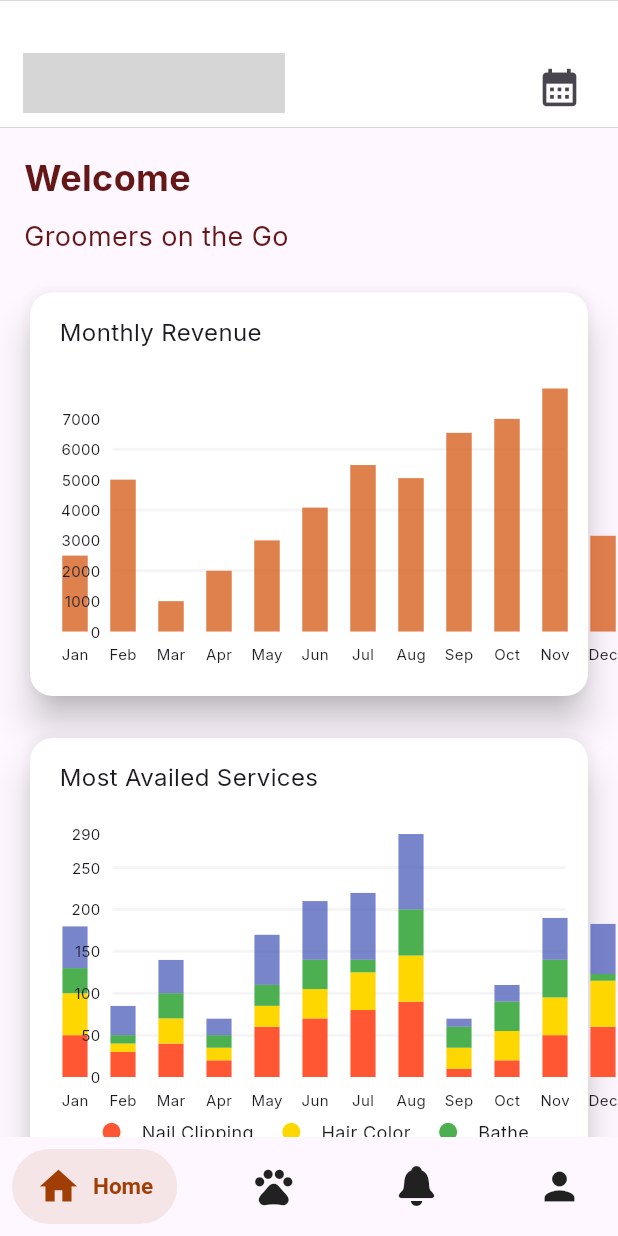
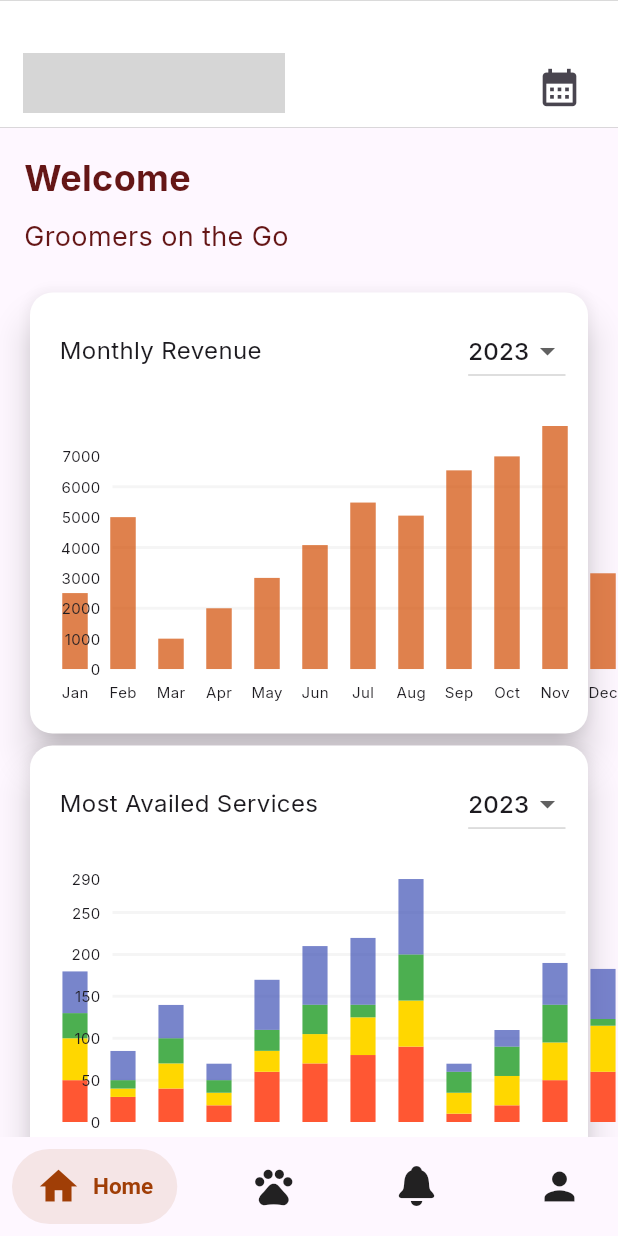
Before and after one commit to Pamfurred-Service-Provider/pamfurred_service_provider, a Flutter app: the screen it shows after launch, on a phone screen of 412 x 824 dp. Run offline on Flutter 3.47's test engine with Material 3 defaults, Android fonts, the phone set to English and light mode, and no system bars; drawn by our look-alikes of fl_chart, salomon_bottom_bar; our stand-ins replace badges, email_validator, google_fonts, image_picker, intl_phone_field, table_calendar; grey boxes are pictures that could not be loaded.

Commit message:
year dropdow - added component for year drop down. This will be found in the card for every charts (top right). annual_appointment - disabled line touch and fixed month labels home_screen - imported year drop down and fixed card routing specifically the tab bars

```diff
--- a/lib/components/annual_appointments_chart.dart
+++ b/lib/components/annual_appointments_chart.dart
@@ -51,13 +51,14 @@ class AnnualAppointmentsChartState extends State<AnnualAppointmentsChart> {
         padding: const EdgeInsets.only(top: 16),
         child: LineChart(
           LineChartData(
-            lineTouchData: const LineTouchData(enabled: true),
+            lineTouchData: const LineTouchData(enabled: false),
             titlesData: FlTitlesData(
               show: true,
               bottomTitles: AxisTitles(
                 sideTitles: SideTitles(
                     showTitles: true,
-                    reservedSize: 28,
+                    reservedSize: 40,
+                    interval: 1,
                     getTitlesWidget: _bottomTitles),
               ),
               leftTitles: AxisTitles(
--- /dev/null
+++ b/lib/components/year_dropdown.dart
@@ -0,0 +1,46 @@
+import 'package:flutter/material.dart';
+
+class YearDropdown extends StatefulWidget {
+  final List<int> years;
+  final int initialYear;
+  final Function(int) onYearChanged;
+
+  const YearDropdown({
+    super.key,
+    required this.years,
+    required this.initialYear,
+    required this.onYearChanged,
+  });
+
+  @override
+  YearDropdownState createState() => YearDropdownState();
+}
+
+class YearDropdownState extends State<YearDropdown> {
+  late int selectedYear;
+
+  @override
+  void initState() {
+    super.initState();
+    selectedYear = widget.initialYear;
+  }
+
+  @override
+  Widget build(BuildContext context) {
+    return DropdownButton<int>(
+      value: selectedYear,
+      items: widget.years.map((int year) {
+        return DropdownMenuItem<int>(
+          value: year,
+          child: Text(year.toString()),
+        );
+      }).toList(),
+      onChanged: (int? newYear) {
+        setState(() {
+          selectedYear = newYear!;
+          widget.onYearChanged(selectedYear);
+        });
+      },
+    );
+  }
+}
--- a/lib/screens/home_screen.dart
+++ b/lib/screens/home_screen.dart
@@ -8,11 +8,12 @@ import 'package:service_provider/components/satisfaction_rating_chart.dart';
 import 'package:service_provider/screens/appointments.dart';
 import 'package:service_provider/screens/feedbacks.dart';
 import 'package:service_provider/screens/services.dart';
+import 'package:service_provider/components/year_dropdown.dart';
 
 final List<int> years = [2023, 2024];
 
 class HomeScreen extends StatefulWidget {
-  const HomeScreen({super.key});
+  const HomeScreen({super.key, required Null Function() onCardTap});
 
   @override
   State<HomeScreen> createState() => HomeScreenState();
@@ -20,7 +21,6 @@ class HomeScreen extends StatefulWidget {
 
 class HomeScreenState extends State<HomeScreen> {
   int selectedYear = years.first;
-
   // Static Data
   final List<String> store = [
     'Paws and Claws Pet Station',
@@ -98,6 +98,14 @@ class HomeScreenState extends State<HomeScreen> {
     'Feedback'
   ];
   void navigateToScreen(String title) {
+    if (title == 'Services' || title == 'Packages') {
+      Navigator.push(
+        context,
+        MaterialPageRoute(builder: (context) => const ServicesScreen()),
+      );
+      return; // Prevents further navigation to AppointmentsScreen
+    }
+
     int initialTabIndex = 0;
 
     if (title == 'Appointments Today') {
@@ -106,12 +114,6 @@ class HomeScreenState extends State<HomeScreen> {
       initialTabIndex = 1; // "Upcoming" tab
     } else if (title == 'Cancelled Appointments') {
       initialTabIndex = 4; // "Cancelled" tab
-    } else if (title == 'Services' || title == 'Packages') {
-      Navigator.push(
-        context,
-        MaterialPageRoute(builder: (context) => const ServicesScreen()),
-      );
-      return; // Prevents further navigation to AppointmentsScreen
     } else if (title == 'Feedback') {
       Navigator.push(
         context,
@@ -138,6 +140,11 @@ class HomeScreenState extends State<HomeScreen> {
     1,
     4
   ]; //static data for notification
+  void updateDataForYear(int year) {
+    setState(() {
+      selectedYear = year;
+    });
+  }
 
   @override
   Widget build(BuildContext context) {
@@ -183,12 +190,22 @@ class HomeScreenState extends State<HomeScreen> {
               child: Column(
                 crossAxisAlignment: CrossAxisAlignment.start,
                 children: [
+                  Row(
+                    mainAxisAlignment: MainAxisAlignment.spaceBetween,
+                    children: [
                       const Text(
                         ' Monthly Revenue',
                         style: TextStyle(
                           fontSize: 16,
                           fontWeight: FontWeight.normal,
                         ),
+                      ),
+                      YearDropdown(
+                        years: years,
+                        initialYear: selectedYear,
+                        onYearChanged: updateDataForYear,
+                      ),
+                    ],
                   ),
                   const SizedBox(height: 10),
                   RevenueChart(
@@ -200,7 +217,6 @@ class HomeScreenState extends State<HomeScreen> {
               ),
             ),
           ),
-          const SizedBox(height: 20),
           Card(
             color: Colors.white,
             elevation: 10,
@@ -212,12 +228,22 @@ class HomeScreenState extends State<HomeScreen> {
               child: Column(
                 crossAxisAlignment: CrossAxisAlignment.start,
                 children: [
+                  Row(
+                    mainAxisAlignment: MainAxisAlignment.spaceBetween,
+                    children: [
                       const Text(
                         ' Most Availed Services',
                         style: TextStyle(
                           fontSize: 16,
                           fontWeight: FontWeight.normal,
                         ),
+                      ),
+                      YearDropdown(
+                        years: years,
+                        initialYear: selectedYear,
+                        onYearChanged: updateDataForYear,
+                      ),
+                    ],
                   ),
                   const SizedBox(height: 10),
                   MostAvailedChart(
@@ -228,7 +254,6 @@ class HomeScreenState extends State<HomeScreen> {
               ),
             ),
           ),
-          const SizedBox(height: 20),
           Card(
             color: Colors.white,
             elevation: 10,
@@ -240,12 +265,22 @@ class HomeScreenState extends State<HomeScreen> {
               child: Column(
                 crossAxisAlignment: CrossAxisAlignment.start,
                 children: [
+                  Row(
+                    mainAxisAlignment: MainAxisAlignment.spaceBetween,
+                    children: [
                       const Text(
                         ' Annual Appointments',
                         style: TextStyle(
                           fontSize: 16,
                           fontWeight: FontWeight.normal,
                         ),
+                      ),
+                      YearDropdown(
+                        years: years,
+                        initialYear: selectedYear,
+                        onYearChanged: updateDataForYear,
+                      ),
+                    ],
                   ),
                   const SizedBox(height: 10),
                   AnnualAppointmentsChart(
@@ -257,7 +292,6 @@ class HomeScreenState extends State<HomeScreen> {
               ),
             ),
           ),
-          const SizedBox(height: 20),
           Card(
             color: Colors.white,
             elevation: 10,
@@ -269,12 +303,22 @@ class HomeScreenState extends State<HomeScreen> {
               child: Column(
                 crossAxisAlignment: CrossAxisAlignment.start,
                 children: [
+                  Row(
+                    mainAxisAlignment: MainAxisAlignment.spaceBetween,
+                    children: [
                       const Text(
                         'Satisfaction Rating',
                         style: TextStyle(
                           fontSize: 16,
                           fontWeight: FontWeight.normal,
                         ),
+                      ),
+                      YearDropdown(
+                        years: years,
+                        initialYear: selectedYear,
+                        onYearChanged: updateDataForYear,
+                      ),
+                    ],
                   ),
                   const SizedBox(height: 10),
                   SatisfactionRatingChart(
@@ -284,13 +328,13 @@ class HomeScreenState extends State<HomeScreen> {
               ),
             ),
           ),
-          const SizedBox(height: 20),
+          const SizedBox(height: 5),
           GridView.builder(
             gridDelegate: const SliverGridDelegateWithFixedCrossAxisCount(
               crossAxisCount: 2,
               childAspectRatio: 1.0,
-              crossAxisSpacing: 16.0,
-              mainAxisSpacing: 16,
+              crossAxisSpacing: 5.0,
+              mainAxisSpacing: 5,
             ),
             itemCount: 6,
             shrinkWrap: true,
--- a/lib/screens/main_screen.dart
+++ b/lib/screens/main_screen.dart
@@ -16,12 +16,22 @@ class MainScreenState extends State<MainScreen> {
   int currentIndex = 0;
   final PageController _pageController = PageController();
 
-  final List<Widget> _screens = [
-    const HomeScreen(),
-    const ServicesScreen(),
-    const NotificationScreen(),
-    const ProfileScreen(),
-  ];
+  final List<Widget> _screens = [];
+  @override
+  void initState() {
+    super.initState();
+    _screens.addAll([
+      HomeScreen(
+        onCardTap: () {
+          _pageController
+              .jumpToPage(1); // Navigates to ServicesScreen (index 1)
+        },
+      ),
+      const ServicesScreen(),
+      const NotificationScreen(),
+      const ProfileScreen(),
+    ]);
+  }
 
   @override
   void dispose() {
```
Lines whose indentation alone changed are shown as unchanged.
